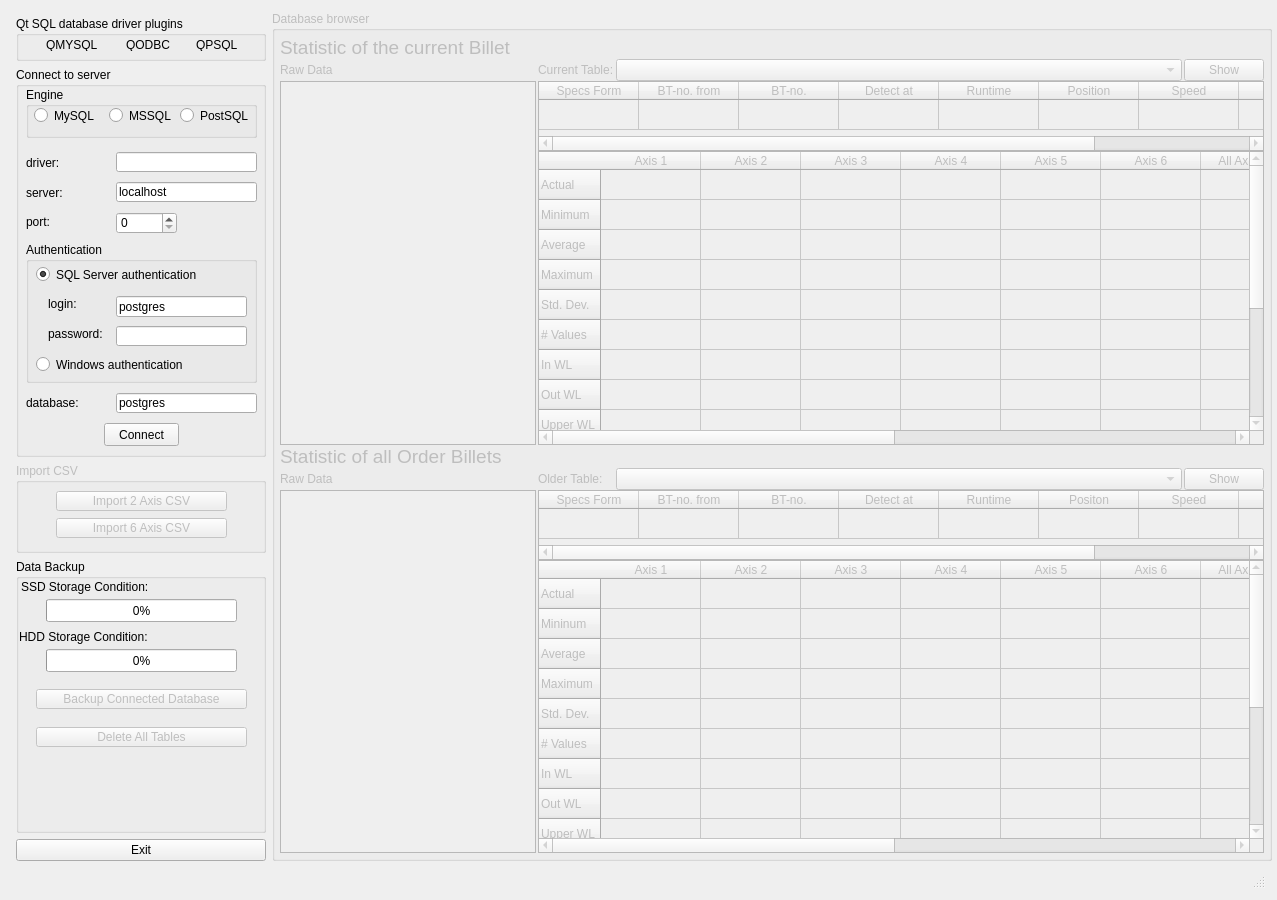
Above: qt-sql-example-master/src/mainwindow.ui from metgauge/SQLDatabase before the change. Below: the same form after it.
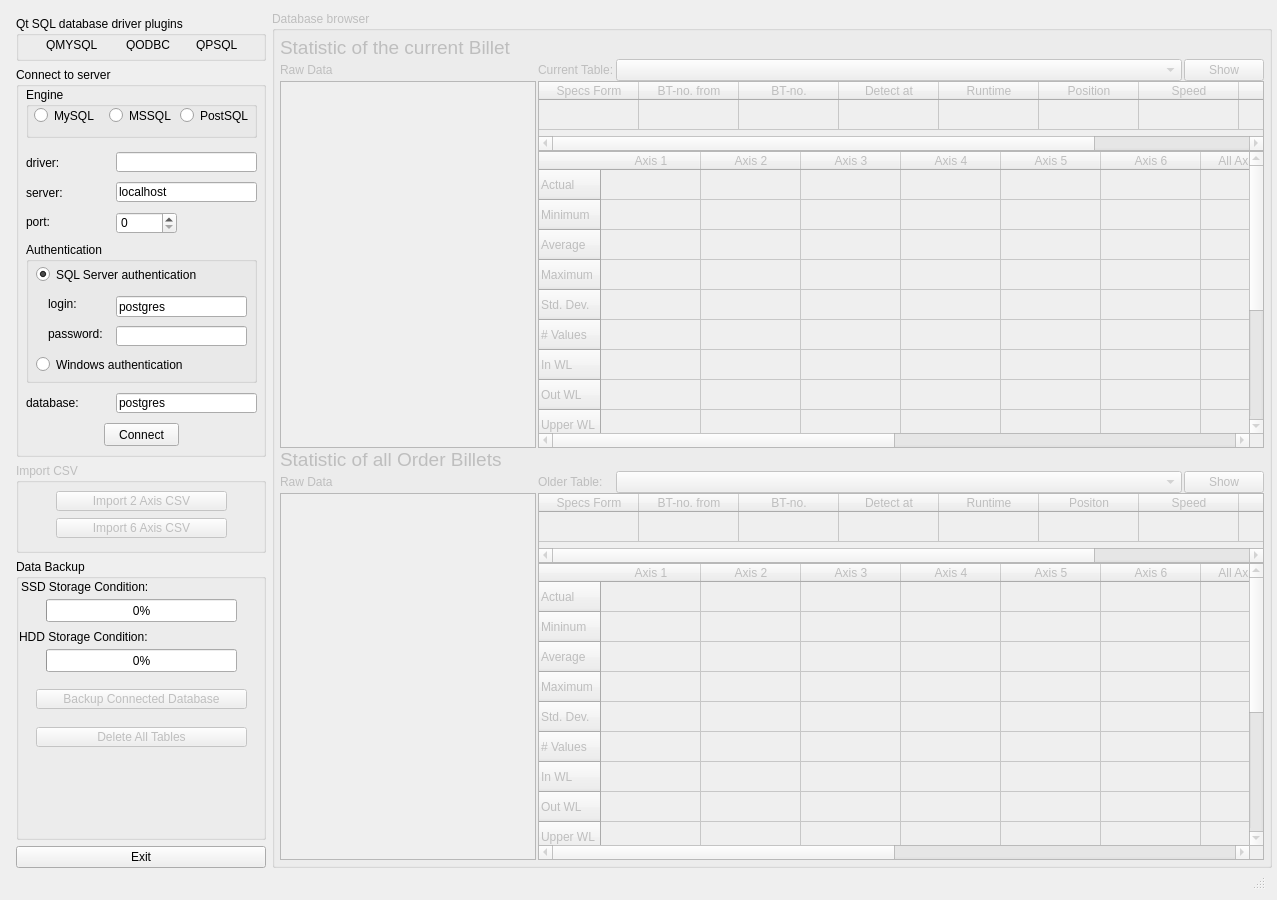
That is the form after the change. Icons and pictures are not drawn.

Commit message: 1.Refining the UI size policy.

The edit to the form file:
```diff
--- a/qt-sql-example-master/src/mainwindow.ui
+++ b/qt-sql-example-master/src/mainwindow.ui
@@ -33,7 +33,7 @@
    <item row="1" column="0">
     <widget class="QStatusBar" name="statusBar">
      <property name="sizePolicy">
-      <sizepolicy hsizetype="Minimum" vsizetype="Preferred">
+      <sizepolicy hsizetype="Minimum" vsizetype="Fixed">
        <horstretch>1</horstretch>
        <verstretch>1</verstretch>
       </sizepolicy>
@@ -41,7 +41,7 @@
      <property name="minimumSize">
       <size>
        <width>50</width>
-       <height>0</height>
+       <height>15</height>
       </size>
      </property>
     </widget>
```
